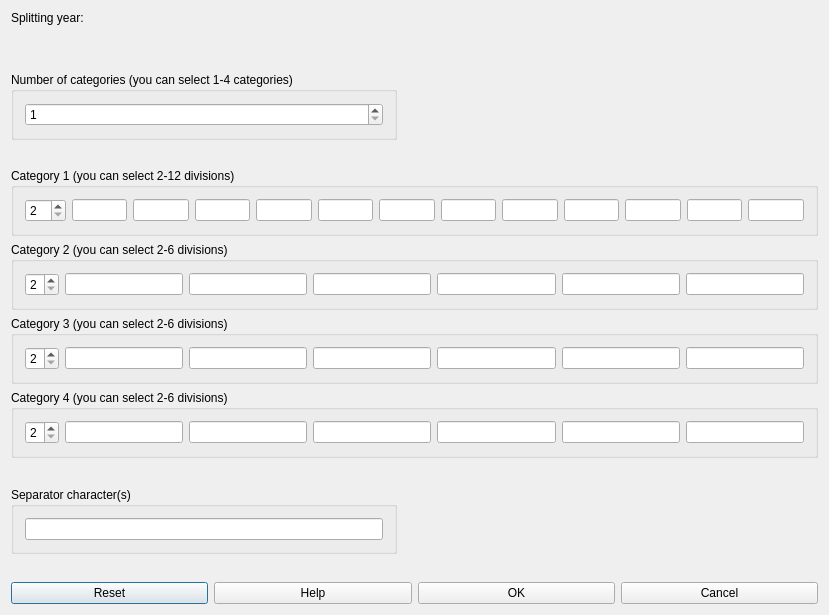
vonmecheln/fet, file fet/src/interface/splityearform_template.ui: the form before one commit.
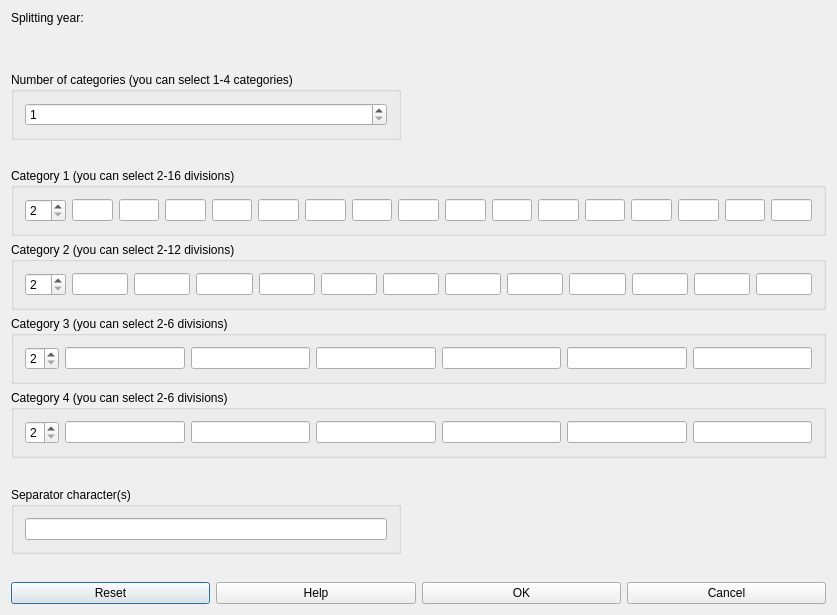
The form after the commit.

Diff of the .ui file:
```diff
--- a/fet/src/interface/splityearform_template.ui
+++ b/fet/src/interface/splityearform_template.ui
@@ -6,7 +6,7 @@
    <rect>
     <x>0</x>
     <y>0</y>
-    <width>829</width>
+    <width>837</width>
     <height>615</height>
    </rect>
   </property>
@@ -97,7 +97,7 @@
    <item row="4" column="0" colspan="4">
     <widget class="QGroupBox" name="category1GroupBox">
      <property name="title">
-      <string>Category 1 (you can select 2-12 divisions)</string>
+      <string>Category 1 (you can select 2-16 divisions)</string>
      </property>
      <layout class="QGridLayout" name="gridLayout_2">
       <item row="0" column="0">
@@ -194,13 +194,41 @@
         </property>
        </widget>
       </item>
+      <item row="0" column="13">
+       <widget class="QLineEdit" name="category1Division13LineEdit">
+        <property name="text">
+         <string/>
+        </property>
+       </widget>
+      </item>
+      <item row="0" column="14">
+       <widget class="QLineEdit" name="category1Division14LineEdit">
+        <property name="text">
+         <string/>
+        </property>
+       </widget>
+      </item>
+      <item row="0" column="15">
+       <widget class="QLineEdit" name="category1Division15LineEdit">
+        <property name="text">
+         <string/>
+        </property>
+       </widget>
+      </item>
+      <item row="0" column="16">
+       <widget class="QLineEdit" name="category1Division16LineEdit">
+        <property name="text">
+         <string/>
+        </property>
+       </widget>
+      </item>
      </layout>
     </widget>
    </item>
    <item row="5" column="0" colspan="4">
     <widget class="QGroupBox" name="category2GroupBox">
      <property name="title">
-      <string>Category 2 (you can select 2-6 divisions)</string>
+      <string>Category 2 (you can select 2-12 divisions)</string>
      </property>
      <layout class="QGridLayout" name="gridLayout_3">
       <item row="0" column="0">
@@ -209,7 +237,7 @@
          <number>2</number>
         </property>
         <property name="maximum">
-         <number>6</number>
+         <number>12</number>
         </property>
        </widget>
       </item>
@@ -255,6 +283,48 @@
         </property>
        </widget>
       </item>
+      <item row="0" column="7">
+       <widget class="QLineEdit" name="category2Division7LineEdit">
+        <property name="text">
+         <string/>
+        </property>
+       </widget>
+      </item>
+      <item row="0" column="8">
+       <widget class="QLineEdit" name="category2Division8LineEdit">
+        <property name="text">
+         <string/>
+        </property>
+       </widget>
+      </item>
+      <item row="0" column="9">
+       <widget class="QLineEdit" name="category2Division9LineEdit">
+        <property name="text">
+         <string/>
+        </property>
+       </widget>
+      </item>
+      <item row="0" column="10">
+       <widget class="QLineEdit" name="category2Division10LineEdit">
+        <property name="text">
+         <string/>
+        </property>
+       </widget>
+      </item>
+      <item row="0" column="11">
+       <widget class="QLineEdit" name="category2Division11LineEdit">
+        <property name="text">
+         <string/>
+        </property>
+       </widget>
+      </item>
+      <item row="0" column="12">
+       <widget class="QLineEdit" name="category2Division12LineEdit">
+        <property name="text">
+         <string/>
+        </property>
+       </widget>
+      </item>
      </layout>
     </widget>
    </item>
```
Left out of the diff: 2 changed lines with no effect on the pictures.
